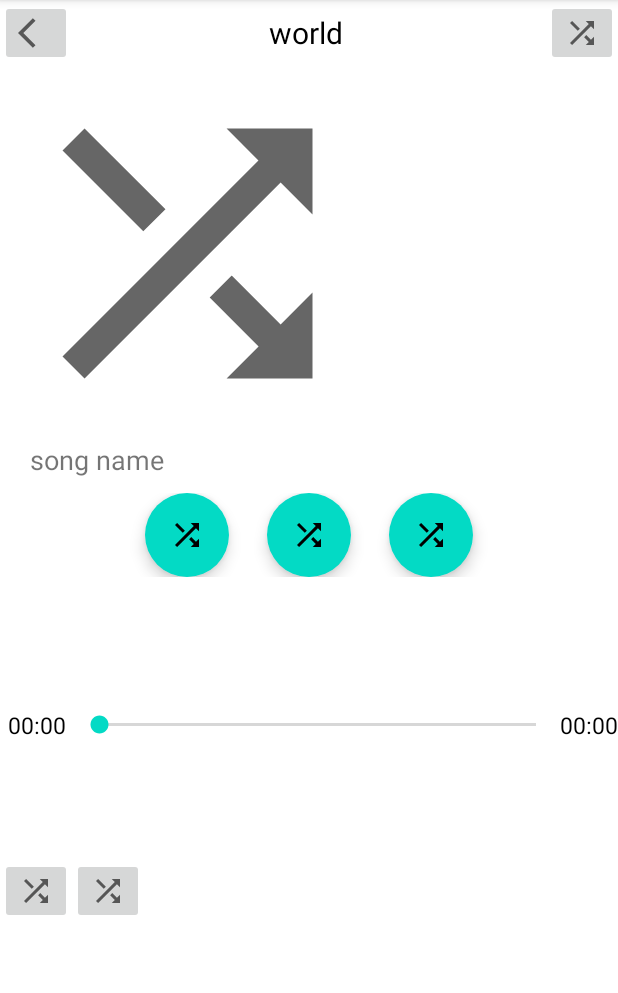
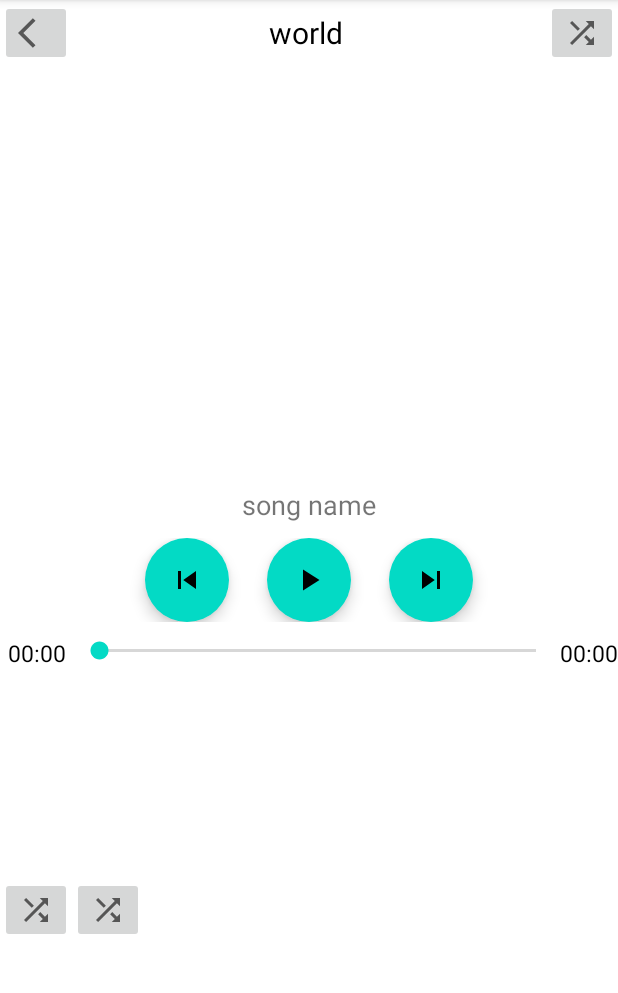
Before and after one commit to shintoanto/McPlayer, an Android app: the Playlist_screen screen opened directly, with no data from a screen before it, on a phone screen of 412 x 824 dp, the part 84-1077 px from its top. Run offline under Robolectric (Android 15) with nearby library versions, the phone set to English and light mode, and no system bars.

Commit message:
set the next and previous button but some issues in seekbar.

```diff
--- /dev/null
+++ b/app/src/main/res/drawable/next.xml
@@ -0,0 +1,10 @@
+<vector xmlns:android="http://schemas.android.com/apk/res/android"
+    android:width="24dp"
+    android:height="24dp"
+    android:viewportWidth="24"
+    android:viewportHeight="24"
+    android:tint="?attr/colorControlNormal">
+  <path
+      android:fillColor="@android:color/white"
+      android:pathData="M6,18l8.5,-6L6,6v12zM16,6v12h2V6h-2z"/>
+</vector>
--- /dev/null
+++ b/app/src/main/res/drawable/previews.xml
@@ -0,0 +1,10 @@
+<vector xmlns:android="http://schemas.android.com/apk/res/android"
+    android:width="24dp"
+    android:height="24dp"
+    android:viewportWidth="24"
+    android:viewportHeight="24"
+    android:tint="?attr/colorControlNormal">
+  <path
+      android:fillColor="@android:color/white"
+      android:pathData="M6,6h2v12L6,18zM9.5,12l8.5,6L18,6z"/>
+</vector>
--- a/app/src/main/res/layout/activity_player.xml
+++ b/app/src/main/res/layout/activity_player.xml
@@ -34,24 +34,28 @@
 
     </LinearLayout>
 <!--current song image-->
-    <com.google.android.material.imageview.ShapeableImageView
-        android:id="@+id/songImgPA"
-        android:layout_width="250dp"
-        android:layout_height="250dp"
-        android:src="@drawable/shuffle" />
 
 
     <!--current song name-->
+    <com.google.android.material.imageview.ShapeableImageView
+        android:id="@+id/songImgPA"
+        android:layout_gravity="center"
+        android:layout_width="match_parent"
+        android:layout_height="250dp" />
+
     <TextView
+        android:layout_marginTop="30dp"
         android:id="@+id/songNamePA"
-        android:layout_width="wrap_content"
+        android:layout_gravity="center"
+        android:layout_width="match_parent"
         android:layout_height="wrap_content"
         android:layout_marginHorizontal="20dp"
         android:text="song name"
         android:textAlignment="center"
-        android:textSize="18dp" />
+        android:textSize="18sp" />
 
     <LinearLayout
+        android:layout_marginTop="30dp"
         android:layout_width="match_parent"
         android:layout_height="wrap_content"
         android:layout_margin="10dp"
@@ -62,46 +66,46 @@
         <com.google.android.material.floatingactionbutton.ExtendedFloatingActionButton
             android:layout_width="30dp"
             android:layout_height="wrap_content"
-            app:icon="@drawable/shuffle"
+            app:icon="@drawable/previews"
+            android:id="@+id/previewsBtnPA"
             app:shapeAppearance="@style/curved"
             app:strokeColor="#5E78D8" />
-
 
         <com.google.android.material.floatingactionbutton.ExtendedFloatingActionButton
             android:layout_width="30dp"
             android:id="@+id/playPauseButton"
             android:layout_height="wrap_content"
             android:layout_marginHorizontal="25dp"
-            app:icon="@drawable/shuffle"
+            app:icon="@drawable/play"
             app:shapeAppearance="@style/curved" />
-
 
         <com.google.android.material.floatingactionbutton.ExtendedFloatingActionButton
             android:layout_width="30dp"
+            android:id="@+id/nextBtnPA"
             android:layout_height="wrap_content"
-            app:icon="@drawable/shuffle" />
+            app:icon="@drawable/next" />
     </LinearLayout>
 
     <LinearLayout
         android:layout_width="match_parent"
-        android:layout_height="25dp"
+        android:layout_height="wrap_content"
         android:layout_weight="1"
         android:orientation="horizontal">
 
         <TextView
             android:id="@+id/seekBarStartPA"
             android:layout_width="50dp"
-            android:layout_height="match_parent"
+            android:layout_height="wrap_content"
             android:text="00:00"
             android:gravity="center"
             android:textColor="@color/black"
             android:textSize="15sp" />
 
-        <SeekBar
+        <androidx.appcompat.widget.AppCompatSeekBar
             android:layout_width="0dp"
             android:id="@+id/seekBarPA"
             android:layout_weight="1"
-            android:layout_height="match_parent"
+            android:layout_height="wrap_content"
             tools:ignore="NestedWeights" />
 
         <TextView
@@ -109,7 +113,7 @@
             android:layout_width="wrap_content"
             android:text="00:00"
             android:gravity="center"
-            android:layout_height="match_parent"
+            android:layout_height="wrap_content"
             android:textColor="@color/black"
             android:textSize="15sp" />
     </LinearLayout>
```
Also changed, not shown: app/src/main/java/com/shinto/mcplayer/MainActivity.kt (+35 -25 lines), app/src/main/java/com/shinto/mcplayer/Music.kt (+14 -0 lines), app/src/main/java/com/shinto/mcplayer/MusicService.kt (+50 -0 lines), app/src/main/java/com/shinto/mcplayer/Player_activity.kt (+72 -21 lines), app/src/main/res/layout/music_view.xml (+9 -6 lines).
